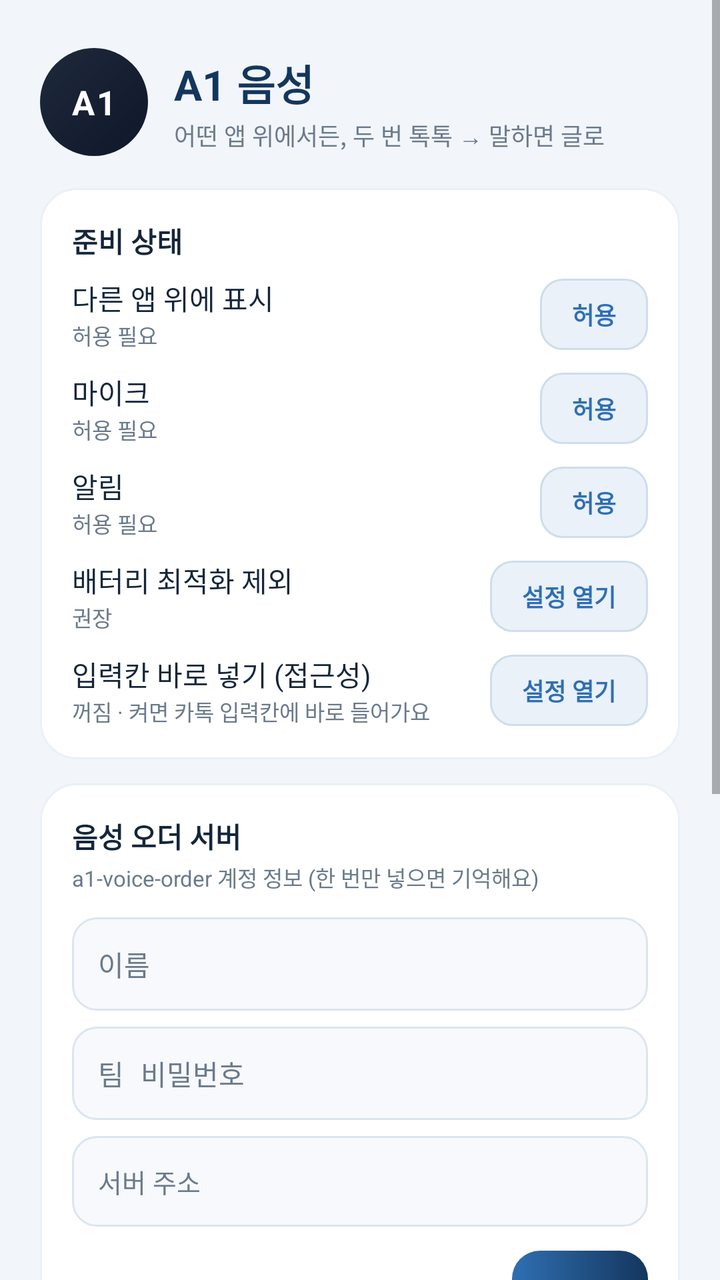
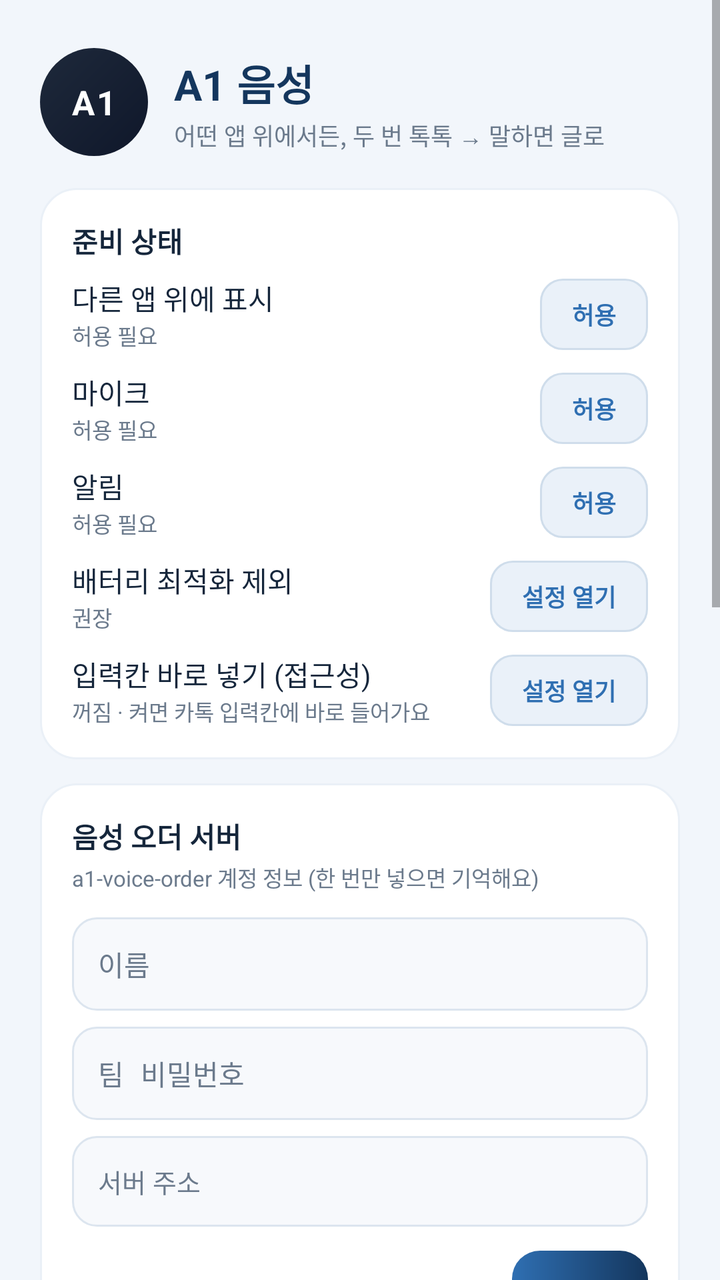

An Android layout rendered at two revisions. The XML below is the earlier revision; the diff shows what the commit changed to produce the second picture.
<!-- AndroidManifest.xml: application theme AppTheme -->
<!-- res/layout/activity_main.xml -->
<?xml version="1.0" encoding="utf-8"?>
<ScrollView xmlns:android="http://schemas.android.com/apk/res/android"
    android:layout_width="match_parent"
    android:layout_height="match_parent"
    android:background="@color/bg"
    android:fillViewport="true">

    <LinearLayout
        android:layout_width="match_parent"
        android:layout_height="wrap_content"
        android:orientation="vertical"
        android:paddingLeft="20dp"
        android:paddingRight="20dp"
        android:paddingTop="24dp"
        android:paddingBottom="28dp">

        <LinearLayout
            android:layout_width="match_parent"
            android:layout_height="wrap_content"
            android:orientation="horizontal"
            android:gravity="center_vertical">

            <FrameLayout
                android:layout_width="54dp"
                android:layout_height="54dp">

                <View
                    android:layout_width="match_parent"
                    android:layout_height="match_parent"
                    android:background="@drawable/bg_logo"/>

                <TextView
                    android:layout_width="wrap_content"
                    android:layout_height="wrap_content"
                    android:layout_gravity="center"
                    android:text="A1"
                    android:textColor="@color/white"
                    android:textSize="17sp"
                    android:textStyle="bold"
                    android:letterSpacing="0.06"/>
            </FrameLayout>

            <LinearLayout
                android:layout_width="0dp"
                android:layout_height="wrap_content"
                android:layout_weight="1"
                android:layout_marginLeft="13dp"
                android:orientation="vertical">

                <TextView
                    android:layout_width="wrap_content"
                    android:layout_height="wrap_content"
                    android:text="A1 음성"
                    android:textColor="@color/brand_navy"
                    android:textSize="21sp"
                    android:textStyle="bold"/>

                <TextView
                    android:layout_width="wrap_content"
                    android:layout_height="wrap_content"
                    android:layout_marginTop="2dp"
                    android:text="어떤 앱 위에서든, 두 번 톡톡 → 말하면 글로"
                    android:textColor="@color/text_secondary"
                    android:textSize="12sp"/>
            </LinearLayout>
        </LinearLayout>

        <LinearLayout
            android:layout_width="match_parent"
            android:layout_height="wrap_content"
            android:orientation="vertical"
            android:background="@drawable/bg_card"
            android:padding="16dp"
            android:layout_marginTop="16dp">

            <TextView
                android:layout_width="wrap_content"
                android:layout_height="wrap_content"
                android:text="준비 상태"
                android:textColor="@color/text_primary"
                android:textSize="14sp"
                android:textStyle="bold"/>

            <LinearLayout
                android:layout_width="match_parent"
                android:layout_height="wrap_content"
                android:layout_marginTop="8dp"
                android:orientation="horizontal"
                android:gravity="center_vertical">

                <LinearLayout
                    android:layout_width="0dp"
                    android:layout_height="wrap_content"
                    android:layout_weight="1"
                    android:orientation="vertical">

                    <TextView
                        android:layout_width="wrap_content"
                        android:layout_height="wrap_content"
                        android:text="다른 앱 위에 표시"
                        android:textColor="@color/text_primary"
                        android:textSize="14sp"/>

                    <TextView
                        android:id="@+id/tv_overlay"
                        android:layout_width="wrap_content"
                        android:layout_height="wrap_content"
                        android:text="허용 필요"
                        android:textColor="@color/text_secondary"
                        android:textSize="11sp"/>
                </LinearLayout>

                <TextView
                    android:id="@+id/btn_overlay"
                    android:layout_width="wrap_content"
                    android:layout_height="wrap_content"
                    android:background="@drawable/bg_btn_small"
                    android:paddingLeft="16dp"
                    android:paddingRight="16dp"
                    android:paddingTop="9dp"
                    android:paddingBottom="9dp"
                    android:text="허용"
                    android:textColor="@color/brand_blue"
                    android:textSize="12sp"
                    android:textStyle="bold"/>
            </LinearLayout>

            <LinearLayout
                android:layout_width="match_parent"
                android:layout_height="wrap_content"
                android:layout_marginTop="10dp"
                android:orientation="horizontal"
                android:gravity="center_vertical">

                <LinearLayout
                    android:layout_width="0dp"
                    android:layout_height="wrap_content"
                    android:layout_weight="1"
                    android:orientation="vertical">

                    <TextView
                        android:layout_width="wrap_content"
                        android:layout_height="wrap_content"
                        android:text="마이크"
                        android:textColor="@color/text_primary"
                        android:textSize="14sp"/>

                    <TextView
                        android:id="@+id/tv_mic"
                        android:layout_width="wrap_content"
                        android:layout_height="wrap_content"
                        android:text="허용 필요"
                        android:textColor="@color/text_secondary"
                        android:textSize="11sp"/>
                </LinearLayout>

                <TextView
                    android:id="@+id/btn_mic"
                    android:layout_width="wrap_content"
                    android:layout_height="wrap_content"
                    android:background="@drawable/bg_btn_small"
                    android:paddingLeft="16dp"
                    android:paddingRight="16dp"
                    android:paddingTop="9dp"
                    android:paddingBottom="9dp"
                    android:text="허용"
                    android:textColor="@color/brand_blue"
                    android:textSize="12sp"
                    android:textStyle="bold"/>
            </LinearLayout>

            <LinearLayout
                android:layout_width="match_parent"
                android:layout_height="wrap_content"
                android:layout_marginTop="10dp"
                android:orientation="horizontal"
                android:gravity="center_vertical">

                <LinearLayout
                    android:layout_width="0dp"
                    android:layout_height="wrap_content"
                    android:layout_weight="1"
                    android:orientation="vertical">

                    <TextView
                        android:layout_width="wrap_content"
                        android:layout_height="wrap_content"
                        android:text="알림"
                        android:textColor="@color/text_primary"
                        android:textSize="14sp"/>

                    <TextView
                        android:id="@+id/tv_noti"
                        android:layout_width="wrap_content"
                        android:layout_height="wrap_content"
                        android:text="허용 필요"
                        android:textColor="@color/text_secondary"
                        android:textSize="11sp"/>
                </LinearLayout>

                <TextView
                    android:id="@+id/btn_noti"
                    android:layout_width="wrap_content"
                    android:layout_height="wrap_content"
                    android:background="@drawable/bg_btn_small"
                    android:paddingLeft="16dp"
                    android:paddingRight="16dp"
                    android:paddingTop="9dp"
                    android:paddingBottom="9dp"
                    android:text="허용"
                    android:textColor="@color/brand_blue"
                    android:textSize="12sp"
                    android:textStyle="bold"/>
            </LinearLayout>

            <LinearLayout
                android:layout_width="match_parent"
                android:layout_height="wrap_content"
                android:layout_marginTop="10dp"
                android:orientation="horizontal"
                android:gravity="center_vertical">

                <LinearLayout
                    android:layout_width="0dp"
                    android:layout_height="wrap_content"
                    android:layout_weight="1"
                    android:orientation="vertical">

                    <TextView
                        android:layout_width="wrap_content"
                        android:layout_height="wrap_content"
                        android:text="배터리 최적화 제외"
                        android:textColor="@color/text_primary"
                        android:textSize="14sp"/>

                    <TextView
                        android:id="@+id/tv_battery"
                        android:layout_width="wrap_content"
                        android:layout_height="wrap_content"
                        android:text="권장"
                        android:textColor="@color/text_secondary"
                        android:textSize="11sp"/>
                </LinearLayout>

                <TextView
                    android:id="@+id/btn_battery"
                    android:layout_width="wrap_content"
                    android:layout_height="wrap_content"
                    android:background="@drawable/bg_btn_small"
                    android:paddingLeft="16dp"
                    android:paddingRight="16dp"
                    android:paddingTop="9dp"
                    android:paddingBottom="9dp"
                    android:text="설정 열기"
                    android:textColor="@color/brand_blue"
                    android:textSize="12sp"
                    android:textStyle="bold"/>
            </LinearLayout>

            <LinearLayout
                android:layout_width="match_parent"
                android:layout_height="wrap_content"
                android:layout_marginTop="10dp"
                android:orientation="horizontal"
                android:gravity="center_vertical">

                <LinearLayout
                    android:layout_width="0dp"
                    android:layout_height="wrap_content"
                    android:layout_weight="1"
                    android:orientation="vertical">

                    <TextView
                        android:layout_width="wrap_content"
                        android:layout_height="wrap_content"
                        android:text="입력칸 바로 넣기 (접근성)"
                        android:textColor="@color/text_primary"
                        android:textSize="14sp"/>

                    <TextView
                        android:id="@+id/tv_access"
                        android:layout_width="wrap_content"
                        android:layout_height="wrap_content"
                        android:text="꺼짐 · 켜면 카톡 입력칸에 바로 들어가요"
                        android:textColor="@color/text_secondary"
                        android:textSize="11sp"/>
                </LinearLayout>

                <TextView
                    android:id="@+id/btn_access"
                    android:layout_width="wrap_content"
                    android:layout_height="wrap_content"
                    android:background="@drawable/bg_btn_small"
                    android:paddingLeft="16dp"
                    android:paddingRight="16dp"
                    android:paddingTop="9dp"
                    android:paddingBottom="9dp"
                    android:text="설정 열기"
                    android:textColor="@color/brand_blue"
                    android:textSize="12sp"
                    android:textStyle="bold"/>
            </LinearLayout>
        </LinearLayout>

        <LinearLayout
            android:layout_width="match_parent"
            android:layout_height="wrap_content"
            android:orientation="vertical"
            android:background="@drawable/bg_card"
            android:padding="16dp"
            android:layout_marginTop="12dp">

            <TextView
                android:layout_width="wrap_content"
                android:layout_height="wrap_content"
                android:text="음성 오더 서버"
                android:textColor="@color/text_primary"
                android:textSize="14sp"
                android:textStyle="bold"/>

            <TextView
                android:layout_width="wrap_content"
                android:layout_height="wrap_content"
                android:layout_marginTop="2dp"
                android:text="a1-voice-order 계정 정보 (한 번만 넣으면 기억해요)"
                android:textColor="@color/text_secondary"
                android:textSize="11sp"/>

            <EditText
                android:id="@+id/et_name"
                android:layout_width="match_parent"
                android:layout_height="wrap_content"
                android:layout_marginTop="12dp"
                android:background="@drawable/bg_input"
                android:padding="13dp"
                android:hint="이름"
                android:textSize="14sp"
                android:textColor="@color/text_primary"
                android:textColorHint="@color/text_secondary"
                android:inputType="textPersonName"
                android:singleLine="true"/>

            <EditText
                android:id="@+id/et_pass"
                android:layout_width="match_parent"
                android:layout_height="wrap_content"
                android:layout_marginTop="8dp"
                android:background="@drawable/bg_input"
                android:padding="13dp"
                android:hint="팀 비밀번호"
                android:textSize="14sp"
                android:textColor="@color/text_primary"
                android:textColorHint="@color/text_secondary"
                android:inputType="textPassword"
                android:singleLine="true"/>

            <EditText
                android:id="@+id/et_server"
                android:layout_width="match_parent"
                android:layout_height="wrap_content"
                android:layout_marginTop="8dp"
                android:background="@drawable/bg_input"
                android:padding="13dp"
                android:hint="서버 주소"
                android:textSize="13sp"
                android:textColor="@color/text_primary"
                android:textColorHint="@color/text_secondary"
                android:inputType="textUri"
                android:singleLine="true"/>

            <LinearLayout
                android:layout_width="match_parent"
                android:layout_height="wrap_content"
                android:layout_marginTop="12dp"
                android:orientation="horizontal"
                android:gravity="center_vertical">

                <TextView
                    android:id="@+id/tv_save"
                    android:layout_width="0dp"
                    android:layout_height="wrap_content"
                    android:layout_weight="1"
                    android:text=""
                    android:textColor="@color/brand_blue"
                    android:textSize="12sp"/>

                <TextView
                    android:id="@+id/btn_save"
                    android:layout_width="wrap_content"
                    android:layout_height="wrap_content"
                    android:background="@drawable/bg_btn_primary"
                    android:paddingLeft="22dp"
                    android:paddingRight="22dp"
                    android:paddingTop="11dp"
                    android:paddingBottom="11dp"
                    android:text="저장"
                    android:textColor="@color/white"
                    android:textSize="13sp"
                    android:textStyle="bold"/>
            </LinearLayout>
        </LinearLayout>

        <LinearLayout
            android:layout_width="match_parent"
            android:layout_height="wrap_content"
            android:orientation="vertical"
            android:background="@drawable/bg_card"
            android:padding="16dp"
            android:layout_marginTop="12dp">

            <TextView
                android:layout_width="wrap_content"
                android:layout_height="wrap_content"
                android:text="쓰는 방법"
                android:textColor="@color/text_primary"
                android:textSize="14sp"
                android:textStyle="bold"/>

            <TextView
                android:layout_width="match_parent"
                android:layout_height="wrap_content"
                android:layout_marginTop="8dp"
                android:text="1. 이름과 팀 비밀번호를 넣고 [저장] → 로그인이 확인되면 아래 버튼으로 A1 동그라미를 띄웁니다.\n2. 카톡·문자·네이트온 어디서든 A1을 두 번 톡톡 누릅니다.\n3. 말이 끝나면 A1을 한 번 누릅니다. (2분이 지나면 자동 종료)\n4. 접근성을 켜 두면 말이 끝난 자리(입력칸)에 글자가 바로 들어갑니다. 꺼 두면 지금처럼 복사 창이 떠요."
                android:textColor="@color/text_secondary"
                android:textSize="12sp"
                android:lineSpacingExtra="4dp"/>
        </LinearLayout>

        <TextView
            android:id="@+id/btn_toggle"
            android:layout_width="match_parent"
            android:layout_height="wrap_content"
            android:layout_marginTop="18dp"
            android:background="@drawable/bg_btn_primary"
            android:gravity="center"
            android:paddingTop="18dp"
            android:paddingBottom="18dp"
            android:text="플로팅 켜기"
            android:textColor="@color/white"
            android:textSize="16sp"
            android:textStyle="bold"/>

        <TextView
            android:id="@+id/tv_toggle_hint"
            android:layout_width="match_parent"
            android:layout_height="wrap_content"
            android:layout_marginTop="9dp"
            android:gravity="center"
            android:text="켜 두면 다른 앱을 써도 A1이 화면 위에 떠 있어요."
            android:textColor="@color/text_secondary"
            android:textSize="11sp"/>
    </LinearLayout>
</ScrollView>
<!-- resources referenced by this layout -->
<resources>
  <color name="bg">#F2F6FB</color>
  <color name="brand_blue">#2F6FB2</color>
  <color name="brand_navy">#14365D</color>
  <color name="text_primary">#15263B</color>
  <color name="text_secondary">#6B7A8C</color>
  <color name="white">#FFFFFF</color>
  <!-- drawable bg_btn_primary (drawable) -->
  <?xml version="1.0" encoding="utf-8"?>
  <shape xmlns:android="http://schemas.android.com/apk/res/android" android:shape="rectangle">
      <gradient android:type="linear" android:angle="0" android:startColor="#2F6FB2" android:endColor="#14365D"/>
      <corners android:radius="14dp"/>
  </shape>
  <!-- drawable bg_btn_small (drawable) -->
  <?xml version="1.0" encoding="utf-8"?>
  <shape xmlns:android="http://schemas.android.com/apk/res/android" android:shape="rectangle">
      <solid android:color="#EAF1F9"/>
      <corners android:radius="11dp"/>
      <stroke android:width="1dp" android:color="#CFDDEB"/>
  </shape>
  <!-- drawable bg_card (drawable) -->
  <?xml version="1.0" encoding="utf-8"?>
  <shape xmlns:android="http://schemas.android.com/apk/res/android" android:shape="rectangle">
      <solid android:color="@color/card"/>
      <corners android:radius="18dp"/>
      <stroke android:width="1dp" android:color="#EAF0F7"/>
  </shape>
  <!-- drawable bg_input (drawable) -->
  <?xml version="1.0" encoding="utf-8"?>
  <shape xmlns:android="http://schemas.android.com/apk/res/android" android:shape="rectangle">
      <solid android:color="#F7F9FC"/>
      <corners android:radius="12dp"/>
      <stroke android:width="1dp" android:color="@color/line"/>
  </shape>
  <!-- drawable bg_logo (drawable) -->
  <?xml version="1.0" encoding="utf-8"?>
  <shape xmlns:android="http://schemas.android.com/apk/res/android" android:shape="oval">
      <gradient android:type="linear" android:angle="315" android:startColor="#1E293B" android:endColor="#0F172A"/>
  </shape>
  <style name="AppTheme" parent="@android:style/Theme.Material.Light.NoActionBar">
          <item name="android:colorPrimary">@color/brand_navy</item>
          <item name="android:colorPrimaryDark">@color/brand_navy</item>
          <item name="android:colorAccent">@color/brand_blue</item>
          <item name="android:statusBarColor">@color/brand_navy</item>
          <item name="android:windowBackground">@color/bg</item>
      </style>
  <color name="card">#FFFFFF</color>
  <color name="line">#DCE5EF</color>
</resources>

<!-- the commit's change to res/layout/activity_main.xml (unified diff, before → after) -->
@@ -420,7 +420,7 @@
                 android:layout_width="match_parent"
                 android:layout_height="wrap_content"
                 android:layout_marginTop="8dp"
-                android:text="1. 이름과 팀 비밀번호를 넣고 [저장] → 로그인이 확인되면 아래 버튼으로 A1 동그라미를 띄웁니다.\n2. 카톡·문자·네이트온 어디서든 A1을 두 번 톡톡 누릅니다.\n3. 말이 끝나면 A1을 한 번 누릅니다. (2분이 지나면 자동 종료)\n4. 접근성을 켜 두면 말이 끝난 자리(입력칸)에 글자가 바로 들어갑니다. 꺼 두면 지금처럼 복사 창이 떠요."
+                android:text="1. 이름과 팀 비밀번호를 넣고 [저장] → 로그인이 확인되면 아래 버튼으로 A1 동그라미를 띄웁니다.\n2. 카톡·문자·네이트온 어디서든 A1을 두 번 톡톡 누릅니다.\n3. 말이 끝나면 A1을 한 번 누릅니다. (2분이 지나면 자동 종료)\n4. 접근성을 켜 두면 말이 끝난 자리(입력칸)에 글자가 바로 들어갑니다. 꺼 두면 지금처럼 복사 창이 떠요.\n5. 폰에 있는 통화·회의 녹음은 플로팅 버튼 아래 [음성 파일 변환]에서 열면 15분씩 나눠 글로 바꾸고, 기록은 이 폰에만 저장됩니다."
                 android:textColor="@color/text_secondary"
                 android:textSize="12sp"
                 android:lineSpacingExtra="4dp"/>
@@ -449,5 +449,109 @@
             android:text="켜 두면 다른 앱을 써도 A1이 화면 위에 떠 있어요."
             android:textColor="@color/text_secondary"
             android:textSize="11sp"/>
+
+        <LinearLayout
+            android:layout_width="match_parent"
+            android:layout_height="wrap_content"
+            android:orientation="vertical"
+            android:background="@drawable/bg_card"
+            android:padding="16dp"
+            android:layout_marginTop="14dp">
+
+            <TextView
+                android:layout_width="wrap_content"
+                android:layout_height="wrap_content"
+                android:text="음성 파일 변환 (녹음 열기)"
+                android:textColor="@color/text_primary"
+                android:textSize="14sp"
+                android:textStyle="bold"/>
+
+            <TextView
+                android:layout_width="match_parent"
+                android:layout_height="wrap_content"
+                android:layout_marginTop="3dp"
+                android:text="폰에 있는 통화·회의 녹음(m4a·mp3·wav·ogg…)을 열어 글로 바꿔요. 15분이 넘으면 자동으로 나눠서 순서대로 변환합니다."
+                android:textColor="@color/text_secondary"
+                android:textSize="11sp"
+                android:lineSpacingExtra="2dp"/>
+
+            <LinearLayout
+                android:layout_width="match_parent"
+                android:layout_height="wrap_content"
+                android:layout_marginTop="12dp"
+                android:orientation="horizontal">
+
+                <TextView
+                    android:id="@+id/btn_pick_file"
+                    android:layout_width="0dp"
+                    android:layout_height="wrap_content"
+                    android:layout_weight="1"
+                    android:layout_marginRight="8dp"
+                    android:background="@drawable/bg_btn_primary"
+                    android:gravity="center"
+                    android:paddingTop="14dp"
+                    android:paddingBottom="14dp"
+                    android:text="녹음 파일 열기"
+                    android:textColor="@color/white"
+                    android:textSize="14sp"
+                    android:textStyle="bold"/>
+
+                <TextView
+                    android:id="@+id/btn_pick_folder"
+                    android:layout_width="wrap_content"
+                    android:layout_height="wrap_content"
+                    android:background="@drawable/bg_btn_small"
+                    android:paddingLeft="16dp"
+                    android:paddingRight="16dp"
+                    android:paddingTop="9dp"
+                    android:paddingBottom="9dp"
+                    android:text="폴더 열기"
+                    android:textColor="@color/brand_blue"
+                    android:textSize="12sp"
+                    android:textStyle="bold"/>
+            </LinearLayout>
+
+            <LinearLayout
+                android:layout_width="match_parent"
+                android:layout_height="wrap_content"
+                android:layout_marginTop="12dp"
+                android:orientation="horizontal"
+                android:gravity="center_vertical">
+
+                <TextView
+                    android:id="@+id/tv_history"
+                    android:layout_width="0dp"
+                    android:layout_height="wrap_content"
+                    android:layout_weight="1"
+                    android:text="변환 기록 0건 · 이 기기에만 저장"
+                    android:textColor="@color/text_secondary"
+                    android:textSize="11sp"/>
+
+                <TextView
+                    android:id="@+id/btn_history"
+                    android:layout_width="wrap_content"
+                    android:layout_height="wrap_content"
+                    android:background="@drawable/bg_btn_small"
+                    android:paddingLeft="16dp"
+                    android:paddingRight="16dp"
+                    android:paddingTop="9dp"
+                    android:paddingBottom="9dp"
+                    android:text="기록 보기"
+                    android:textColor="@color/brand_blue"
+                    android:textSize="12sp"
+                    android:textStyle="bold"/>
+            </LinearLayout>
+        </LinearLayout>
+
+        <TextView
+            android:id="@+id/tv_version"
+            android:layout_width="match_parent"
+            android:layout_height="wrap_content"
+            android:layout_marginTop="14dp"
+            android:gravity="center"
+            android:padding="6dp"
+            android:text="A1 음성 v1.3"
+            android:textColor="@color/text_secondary"
+            android:textSize="10sp"/>
     </LinearLayout>
 </ScrollView>
